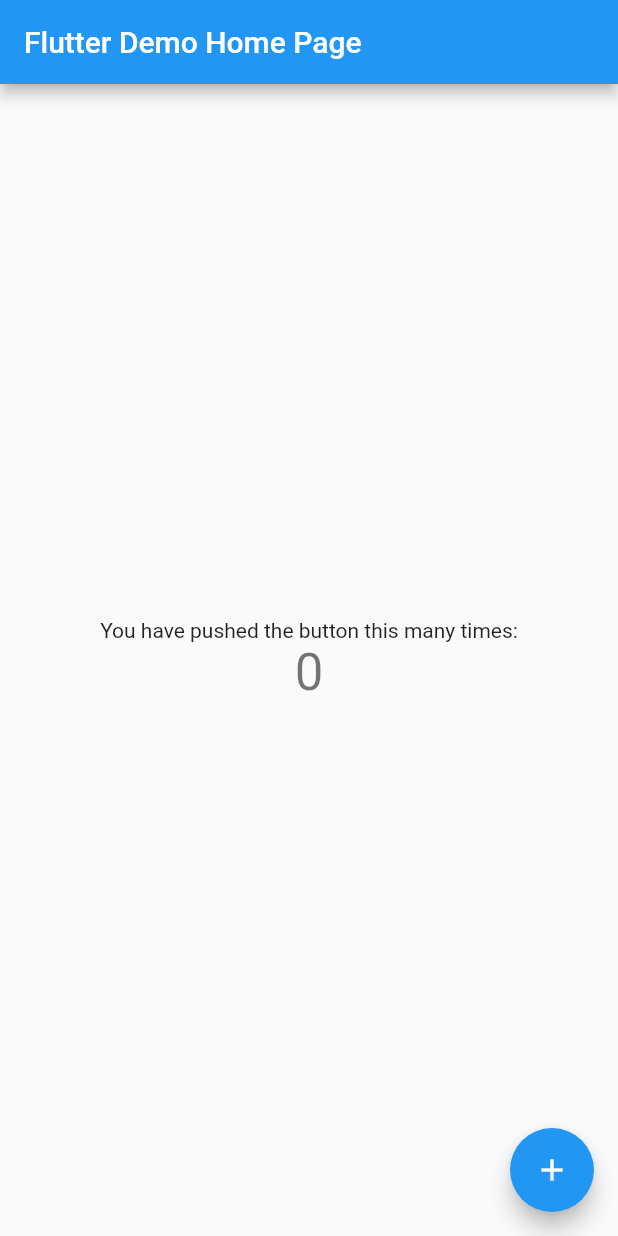
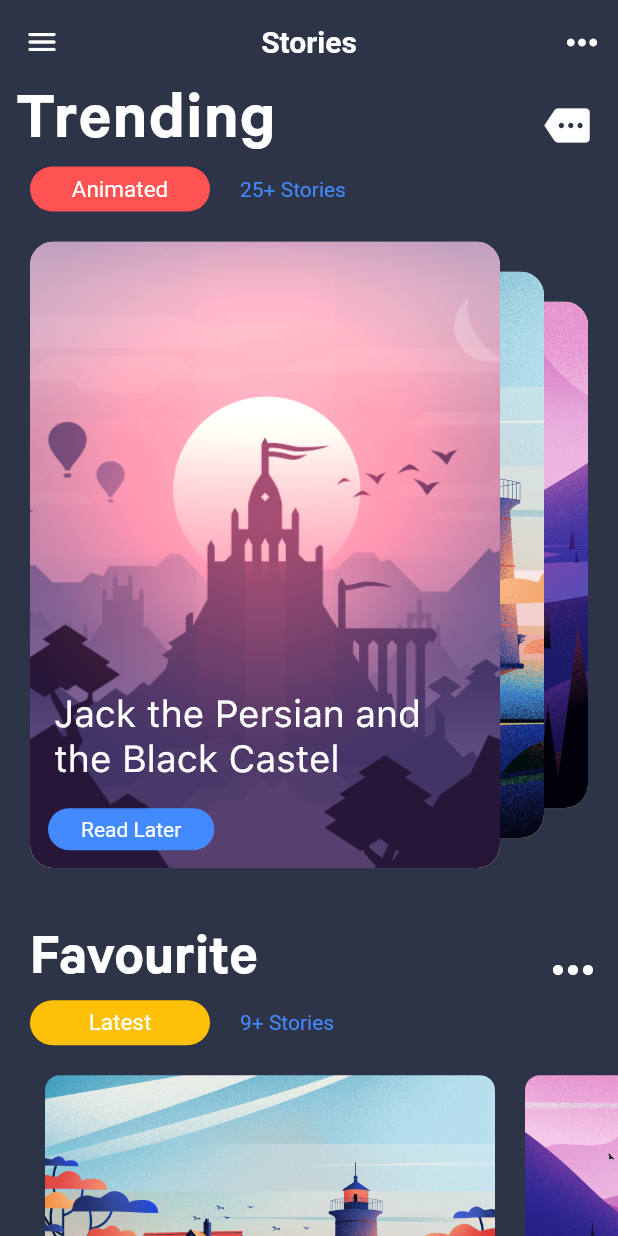
Before and after one commit to John-Rocha/stories_app, a Flutter app: the screen it shows after launch, on a phone screen of 412 x 824 dp. Run offline on Flutter 3.47's test engine with Material 2 defaults, Android fonts, the phone set to English and light mode, and no system bars.

Commit message:
abstraction of a Story class

```diff
--- /dev/null
+++ b/lib/detail_screen.dart
@@ -0,0 +1,18 @@
+import 'package:flutter/material.dart';
+
+class DetailScreen extends StatelessWidget {
+  const DetailScreen({Key? key}) : super(key: key);
+
+  static const routeName = '/detail-name';
+
+  @override
+  Widget build(BuildContext context) {
+    return Scaffold(
+      backgroundColor: Theme.of(context).colorScheme.primary,
+      appBar: AppBar(
+        title: const Text(''),
+      ),
+      body: Container(),
+    );
+  }
+}
--- /dev/null
+++ b/lib/home_page.dart
@@ -0,0 +1,408 @@
+import 'dart:math';
+
+import 'package:flutter/material.dart';
+import 'package:stories_app/story_data.dart';
+
+import 'detail_screen.dart';
+
+var cardAspectRatio = 12.0 / 16.0;
+var widgetAspectRatio = cardAspectRatio * 1.2;
+
+class CustomIcons {
+  static const IconData menu = IconData(
+    0xe900,
+    fontFamily: "CustomIcons",
+  );
+  static const IconData option = IconData(
+    0xe902,
+    fontFamily: "CustomIcons",
+  );
+}
+
+class HomePage extends StatefulWidget {
+  const HomePage({Key? key}) : super(key: key);
+
+  @override
+  _HomePageState createState() => _HomePageState();
+}
+
+class _HomePageState extends State<HomePage> {
+  final images = StoryData.stories.map((e) => e.image).toList();
+  late double? currentPage = images.length - 1;
+  @override
+  Widget build(BuildContext context) {
+    PageController pageController =
+        PageController(initialPage: images.length - 1);
+    pageController.addListener(() {
+      setState(() {
+        currentPage = pageController.page;
+      });
+    });
+
+    return SafeArea(
+      child: Scaffold(
+        backgroundColor: const Color(0xFF2d3447),
+        appBar: AppBar(
+          leading: IconButton(
+            icon: const Icon(
+              Icons.menu_rounded,
+              size: 24,
+            ),
+            onPressed: () {},
+          ),
+          centerTitle: true,
+          backgroundColor: const Color(0xFF2d3447),
+          elevation: 0,
+          actions: [
+            IconButton(
+              icon: const Icon(
+                Icons.more_horiz_outlined,
+                color: Colors.white,
+                size: 30,
+              ),
+              onPressed: () {},
+            ),
+          ],
+          title: const Text(
+            'Stories',
+            style: TextStyle(
+              color: Colors.white,
+              fontSize: 20,
+              fontWeight: FontWeight.bold,
+            ),
+          ),
+        ),
+        body: SingleChildScrollView(
+          physics: const BouncingScrollPhysics(),
+          child: Column(
+            children: [
+              Padding(
+                padding: const EdgeInsets.symmetric(horizontal: 10),
+                child: Row(
+                  mainAxisAlignment: MainAxisAlignment.spaceBetween,
+                  children: [
+                    const Text(
+                      "Trending",
+                      style: TextStyle(
+                          fontFamily: "Calibre-Semibold",
+                          color: Colors.white,
+                          fontSize: 46.0,
+                          letterSpacing: 1.0),
+                    ),
+                    IconButton(
+                      icon: const Icon(
+                        Icons.more,
+                        size: 30,
+                        color: Colors.white,
+                      ),
+                      onPressed: () {},
+                    ),
+                  ],
+                ),
+              ),
+              Padding(
+                padding: const EdgeInsets.only(left: 20),
+                child: Row(
+                  children: [
+                    Container(
+                      width: 120,
+                      decoration: BoxDecoration(
+                        color: Colors.redAccent,
+                        borderRadius: BorderRadius.circular(20.0),
+                      ),
+                      child: const Padding(
+                        padding: EdgeInsets.symmetric(
+                          horizontal: 22.0,
+                          vertical: 6.0,
+                        ),
+                        child: Center(
+                          child: Text(
+                            "Animated",
+                            style: TextStyle(
+                              color: Colors.white,
+                              fontSize: 15,
+                            ),
+                          ),
+                        ),
+                      ),
+                    ),
+                    const SizedBox(width: 20),
+                    const Text(
+                      "25+ Stories",
+                      style: TextStyle(color: Colors.blueAccent),
+                    ),
+                  ],
+                ),
+              ),
+              Stack(
+                children: <Widget>[
+                  _CardScrollWidget(
+                    currentPage: currentPage ?? 1,
+                    padding: 20,
+                    verticalInset: 20,
+                  ),
+                  Positioned.fill(
+                    child: PageView.builder(
+                      itemCount: images.length,
+                      controller: pageController,
+                      reverse: true,
+                      itemBuilder: (context, index) {
+                        return const SizedBox.shrink();
+                      },
+                    ),
+                  )
+                ],
+              ),
+              const SizedBox(height: 20),
+              Padding(
+                padding: const EdgeInsets.only(left: 20.0, right: 10),
+                child: Row(
+                  mainAxisAlignment: MainAxisAlignment.spaceBetween,
+                  children: [
+                    const Text(
+                      "Favourite",
+                      style: TextStyle(
+                          fontSize: 40,
+                          color: Colors.white,
+                          fontFamily: "Calibre-Semibold"),
+                    ),
+                    IconButton(
+                      icon: const Icon(Icons.more_horiz_outlined,
+                          size: 40, color: Colors.white),
+                      onPressed: () {},
+                    ),
+                  ],
+                ),
+              ),
+              Padding(
+                padding: const EdgeInsets.only(left: 20),
+                child: Row(
+                  children: [
+                    Container(
+                      width: 120,
+                      decoration: BoxDecoration(
+                        // color: Color(0xFFff6e6e)
+                        color: Colors.amber,
+                        borderRadius: BorderRadius.circular(20.0),
+                      ),
+                      child: const Padding(
+                        padding: EdgeInsets.symmetric(
+                            horizontal: 22.0, vertical: 6.0),
+                        child: Center(
+                          child: Text(
+                            "Latest",
+                            style: TextStyle(
+                              color: Colors.white,
+                              fontSize: 15,
+                            ),
+                          ),
+                        ),
+                      ),
+                    ),
+                    const SizedBox(width: 20),
+                    const Text(
+                      "9+ Stories",
+                      style: TextStyle(color: Colors.blueAccent),
+                    ),
+                  ],
+                ),
+              ),
+              Padding(
+                padding: const EdgeInsets.only(left: 20.0, top: 20),
+                child: SingleChildScrollView(
+                  scrollDirection: Axis.horizontal,
+                  child: Row(
+                    children: [
+                      GestureDetector(
+                        onTap: () {
+                          Navigator.of(context)
+                              .pushNamed(DetailScreen.routeName);
+                        },
+                        child: const _Favourites(
+                          title: "The Dreaming Moon",
+                          imageUrl: "assets/images/image_02.jpg",
+                        ),
+                      ),
+                      const _Favourites(
+                        title: "Fallen In Love",
+                        imageUrl: "assets/images/image_03.jpg",
+                      ),
+                      const _Favourites(
+                        title: "Hounted Ground",
+                        imageUrl: "assets/images/image_04.jpg",
+                      ),
+                    ],
+                  ),
+                ),
+              ),
+            ],
+          ),
+        ),
+      ),
+    );
+  }
+}
+
+class _Favourites extends StatelessWidget {
+  final String title;
+  final String imageUrl;
+
+  const _Favourites({
+    Key? key,
+    required this.title,
+    required this.imageUrl,
+  }) : super(key: key);
+  @override
+  Widget build(BuildContext context) {
+    return Row(
+      children: [
+        Container(
+          margin: const EdgeInsets.only(
+            left: 10,
+            right: 10,
+          ),
+          height: 300,
+          width: 300,
+          child: Stack(
+            children: [
+              ClipRRect(
+                borderRadius: BorderRadius.circular(10.0),
+                child: Image.asset(
+                  imageUrl,
+                  fit: BoxFit.fill,
+                ),
+              ),
+              Positioned(
+                left: 10,
+                top: 170,
+                bottom: 15,
+                child: Text(
+                  title,
+                  style: const TextStyle(
+                    fontSize: 20,
+                    color: Colors.white,
+                  ),
+                ),
+              ),
+            ],
+          ),
+        ),
+      ],
+    );
+  }
+}
+
+class _CardScrollWidget extends StatelessWidget {
+  final double currentPage;
+  final double padding;
+  final double verticalInset;
+
+  const _CardScrollWidget({
+    Key? key,
+    required this.currentPage,
+    required this.padding,
+    required this.verticalInset,
+  }) : super(key: key);
+
+  @override
+  Widget build(BuildContext context) {
+    final images = StoryData.stories.map((e) => e.image).toList();
+    final titles = StoryData.stories.map((e) => e.title).toList();
+    return AspectRatio(
+      aspectRatio: widgetAspectRatio,
+      child: LayoutBuilder(builder: (context, contraints) {
+        var width = contraints.maxWidth;
+        var height = contraints.maxHeight;
+
+        var safeWidth = width - 2 * padding;
+        var safeHeight = height - 2 * padding;
+
+        var heightOfPrimaryCard = safeHeight;
+        var widthOfPrimaryCard = heightOfPrimaryCard * cardAspectRatio;
+
+        var primaryCardLeft = safeWidth - widthOfPrimaryCard;
+        var horizontalInset = primaryCardLeft / 2;
+
+        List<Widget> cardList = [];
+
+        for (var i = 0; i < images.length; i++) {
+          var delta = i - currentPage;
+          bool isOnRight = delta > 0;
+
+          var start = padding +
+              max(
+                  primaryCardLeft -
+                      horizontalInset * -delta * (isOnRight ? 15 : 1),
+                  0.0);
+
+          var cardItem = Positioned.directional(
+            top: padding + verticalInset * max(-delta, 0.0),
+            bottom: padding + verticalInset * max(-delta, 0.0),
+            start: start,
+            textDirection: TextDirection.rtl,
+            child: ClipRRect(
+              borderRadius: BorderRadius.circular(16.0),
+              child: Container(
+                decoration: const BoxDecoration(
+                    color: Colors.white,
+                    boxShadow: [
+                      BoxShadow(
+                          color: Colors.black12,
+                          offset: Offset(3.0, 6.0),
+                          blurRadius: 10.0)
+                    ]),
+                child: AspectRatio(
+                  aspectRatio: cardAspectRatio,
+                  child: Stack(
+                    fit: StackFit.expand,
+                    children: <Widget>[
+                      Image.asset(images[i], fit: BoxFit.cover),
+                      Align(
+                        alignment: Alignment.bottomLeft,
+                        child: Column(
+                          mainAxisSize: MainAxisSize.min,
+                          crossAxisAlignment: CrossAxisAlignment.start,
+                          children: <Widget>[
+                            Padding(
+                              padding: const EdgeInsets.symmetric(
+                                  horizontal: 16.0, vertical: 8.0),
+                              child: Text(titles[i],
+                                  style: const TextStyle(
+                                      color: Colors.white,
+                                      fontSize: 25.0,
+                                      fontFamily: "SF-Pro-Text-Regular")),
+                            ),
+                            const SizedBox(
+                              height: 10.0,
+                            ),
+                            Padding(
+                              padding: const EdgeInsets.only(
+                                  left: 12.0, bottom: 12.0),
+                              child: Container(
+                                padding: const EdgeInsets.symmetric(
+                                    horizontal: 22.0, vertical: 6.0),
+                                decoration: BoxDecoration(
+                                    color: Colors.blueAccent,
+                                    borderRadius: BorderRadius.circular(20.0)),
+                                child: const Text("Read Later",
+                                    style: TextStyle(color: Colors.white)),
+                              ),
+                            )
+                          ],
+                        ),
+                      )
+                    ],
+                  ),
+                ),
+              ),
+            ),
+          );
+          cardList.add(cardItem);
+        }
+        return Stack(
+          children: cardList,
+        );
+      }),
+    );
+  }
+}
--- a/lib/main.dart
+++ b/lib/main.dart
@@ -1,4 +1,6 @@
 import 'package:flutter/material.dart';
+import 'package:stories_app/detail_screen.dart';
+import 'package:stories_app/home_page.dart';
 
 void main() {
   runApp(const MyApp());
@@ -7,109 +9,22 @@ void main() {
 class MyApp extends StatelessWidget {
   const MyApp({super.key});
 
-  // This widget is the root of your application.
   @override
   Widget build(BuildContext context) {
+    final ThemeData theme = ThemeData();
     return MaterialApp(
-      title: 'Flutter Demo',
-      theme: ThemeData(
-        // This is the theme of your application.
-        //
-        // Try running your application with "flutter run". You'll see the
-        // application has a blue toolbar. Then, without quitting the app, try
-        // changing the primarySwatch below to Colors.green and then invoke
-        // "hot reload" (press "r" in the console where you ran "flutter run",
-        // or simply save your changes to "hot reload" in a Flutter IDE).
-        // Notice that the counter didn't reset back to zero; the application
-        // is not restarted.
-        primarySwatch: Colors.blue,
+      debugShowCheckedModeBanner: false,
+      theme: theme.copyWith(
+        colorScheme: theme.colorScheme.copyWith(
+          primary: const Color(0xFF2d3447),
+          secondary: const Color.fromARGB(255, 71, 81, 110),
+          brightness: Brightness.light,
+        ),
       ),
-      home: const MyHomePage(title: 'Flutter Demo Home Page'),
+      home: const HomePage(),
+      routes: {
+        DetailScreen.routeName: (context) => const DetailScreen(),
+      },
     );
   }
 }
-
-class MyHomePage extends StatefulWidget {
-  const MyHomePage({super.key, required this.title});
-
-  // This widget is the home page of your application. It is stateful, meaning
-  // that it has a State object (defined below) that contains fields that affect
-  // how it looks.
-
-  // This class is the configuration for the state. It holds the values (in this
-  // case the title) provided by the parent (in this case the App widget) and
-  // used by the build method of the State. Fields in a Widget subclass are
-  // always marked "final".
-
-  final String title;
-
-  @override
-  State<MyHomePage> createState() => _MyHomePageState();
-}
-
-class _MyHomePageState extends State<MyHomePage> {
-  int _counter = 0;
-
-  void _incrementCounter() {
-    setState(() {
-      // This call to setState tells the Flutter framework that something has
-      // changed in this State, which causes it to rerun the build method below
-      // so that the display can reflect the updated values. If we changed
-      // _counter without calling setState(), then the build method would not be
-      // called again, and so nothing would appear to happen.
-      _counter++;
-    });
-  }
-
-  @override
-  Widget build(BuildContext context) {
-    // This method is rerun every time setState is called, for instance as done
-    // by the _incrementCounter method above.
-    //
-    // The Flutter framework has been optimized to make rerunning build methods
-    // fast, so that you can just rebuild anything that needs updating rather
-    // than having to individually change instances of widgets.
-    return Scaffold(
-      appBar: AppBar(
-        // Here we take the value from the MyHomePage object that was created by
-        // the App.build method, and use it to set our appbar title.
-        title: Text(widget.title),
-      ),
-      body: Center(
-        // Center is a layout widget. It takes a single child and positions it
-        // in the middle of the parent.
-        child: Column(
-          // Column is also a layout widget. It takes a list of children and
-          // arranges them vertically. By default, it sizes itself to fit its
-          // children horizontally, and tries to be as tall as its parent.
-          //
-          // Invoke "debug painting" (press "p" in the console, choose the
-          // "Toggle Debug Paint" action from the Flutter Inspector in Android
-          // Studio, or the "Toggle Debug Paint" command in Visual Studio Code)
-          // to see the wireframe for each widget.
-          //
-          // Column has various properties to control how it sizes itself and
-          // how it positions its children. Here we use mainAxisAlignment to
-          // center the children vertically; the main axis here is the vertical
-          // axis because Columns are vertical (the cross axis would be
-          // horizontal).
-          mainAxisAlignment: MainAxisAlignment.center,
-          children: <Widget>[
-            const Text(
-              'You have pushed the button this many times:',
-            ),
-            Text(
-              '$_counter',
-              style: Theme.of(context).textTheme.headline4,
-            ),
-          ],
-        ),
-      ),
-      floatingActionButton: FloatingActionButton(
-        onPressed: _incrementCounter,
-        tooltip: 'Increment',
-        child: const Icon(Icons.add),
-      ), // This trailing comma makes auto-formatting nicer for build methods.
-    );
-  }
-}
--- /dev/null
+++ b/lib/story.dart
@@ -0,0 +1,9 @@
+class Story {
+  final String title;
+  final String image;
+
+  const Story({
+    required this.title,
+    required this.image,
+  });
+}
--- /dev/null
+++ b/lib/story_data.dart
@@ -0,0 +1,22 @@
+import 'package:stories_app/story.dart';
+
+class StoryData {
+  static const List<Story> stories = [
+    Story(
+      title: "Hounted Ground",
+      image: "assets/images/image_04.jpg",
+    ),
+    Story(
+      title: "Fallen In Love",
+      image: "assets/images/image_03.jpg",
+    ),
+    Story(
+      title: "The Dreaming Moon",
+      image: "assets/images/image_02.jpg",
+    ),
+    Story(
+      title: "Jack the Persian and the Black Castel",
+      image: "assets/images/image_01.png",
+    ),
+  ];
+}
```
